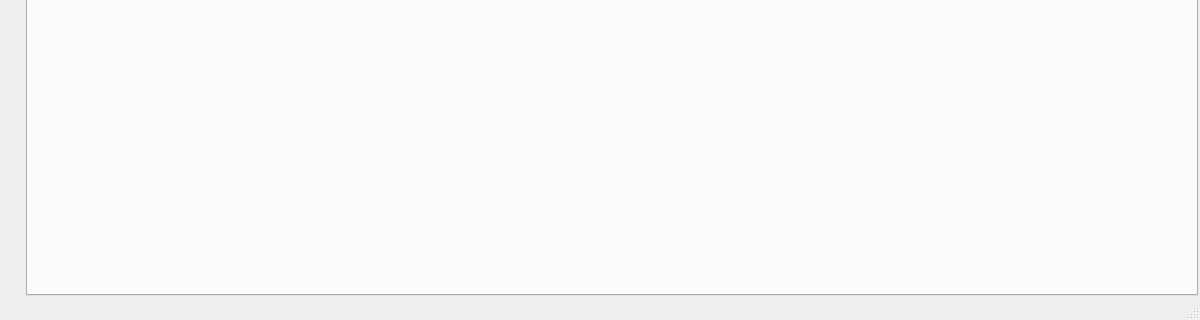
afri-bit/conan-guide, file resources/ui/main_window.ui: the form before one commit; both pictures show x 0 to 1200 and y 480 to 800 of the 1200 by 800 pixel window.
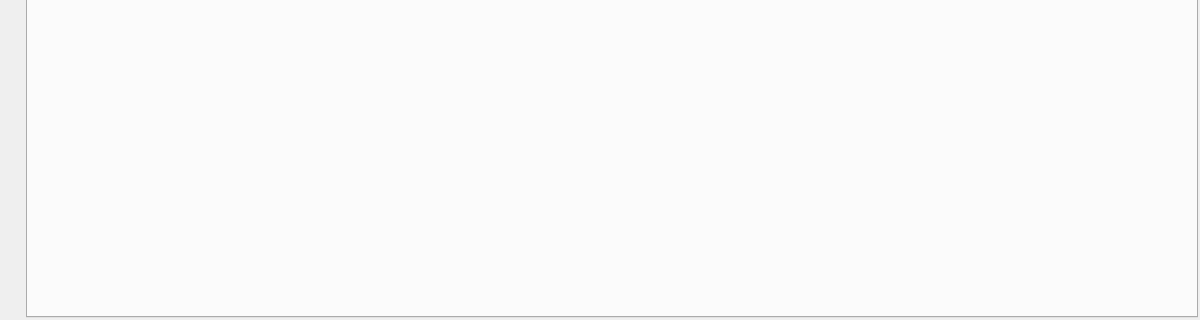
The form after the commit. Icons and pictures are not drawn.

Commit message: Added custom status bar and loading state to the workspace tab

Patch:
```diff
--- a/resources/ui/main_window.ui
+++ b/resources/ui/main_window.ui
@@ -214,14 +214,6 @@
    <addaction name="menuView"/>
    <addaction name="menuHelp"/>
   </widget>
-  <widget class="QStatusBar" name="statusBar">
-   <property name="maximumSize">
-    <size>
-     <width>16777215</width>
-     <height>16777215</height>
-    </size>
-   </property>
-  </widget>
   <widget class="QToolBar" name="toolBar">
    <property name="sizePolicy">
     <sizepolicy hsizetype="Fixed" vsizetype="Fixed">
```
The commit also changes 4 other files.
